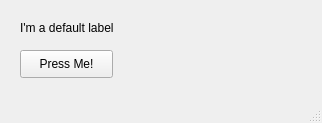
Qt form TestApp_MainUI.ui (darthmorf/PyQt5Tutorial) before a commit.
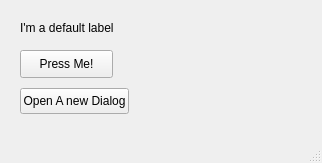
The same form after that commit. Icons and pictures are not drawn.

Diff of the .ui file:
```diff
--- a/TestApp_MainUI.ui
+++ b/TestApp_MainUI.ui
@@ -7,7 +7,7 @@
     <x>0</x>
     <y>0</y>
     <width>322</width>
-    <height>123</height>
+    <height>163</height>
    </rect>
   </property>
   <property name="windowTitle">
@@ -44,6 +44,19 @@
      <string>I'm a default label</string>
     </property>
    </widget>
+   <widget class="QPushButton" name="openDialogButton">
+    <property name="geometry">
+     <rect>
+      <x>20</x>
+      <y>88</y>
+      <width>109</width>
+      <height>26</height>
+     </rect>
+    </property>
+    <property name="text">
+     <string>Open A new Dialog</string>
+    </property>
+   </widget>
   </widget>
   <widget class="QStatusBar" name="statusbar"/>
  </widget>
```
